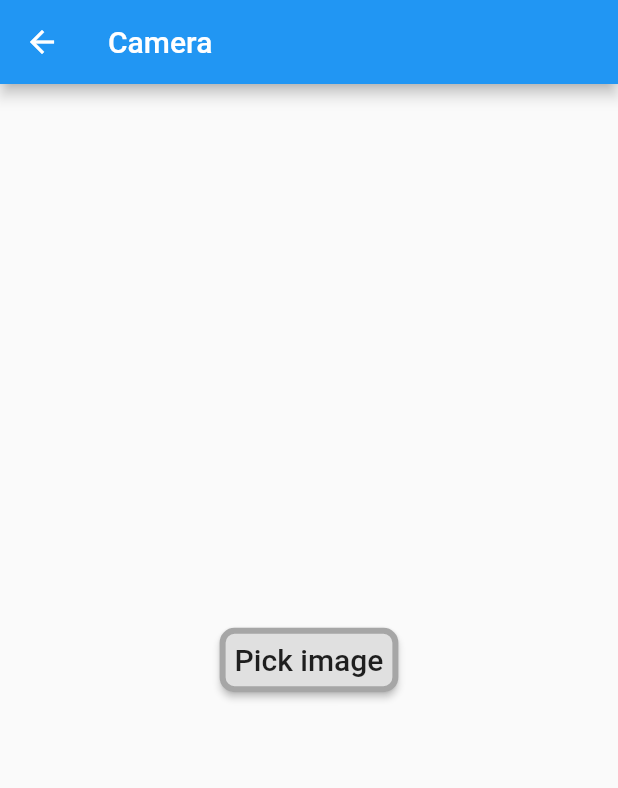
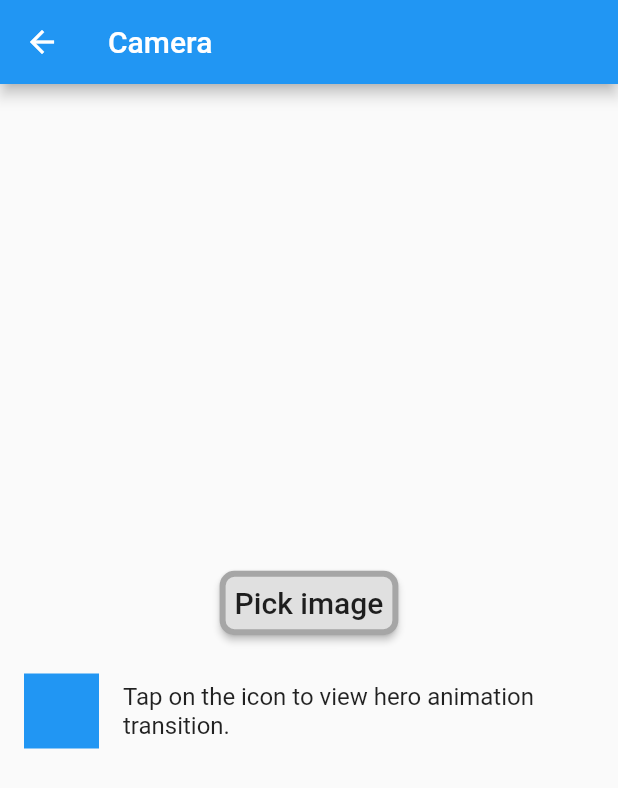
Before and after one commit to EmaGitHub/flutter_first_proj, a Flutter app: the CameraPage screen opened directly, on a phone screen of 412 x 824 dp. Shown: the top 788 px of the screen. Run offline on Flutter 3.47's test engine with Material 2 defaults, Android fonts, the phone set to English and light mode, and no system bars; our stand-ins replace connectivity, flutter_staggered_animations, image_picker, simple_animations, toast.

Commit message:
Custom Page Route for Hero

```diff
--- a/lib/Pages/animations.dart
+++ b/lib/Pages/animations.dart
@@ -8,6 +8,7 @@ class AnimationsPage extends StatefulWidget {
 
 class _AnimationsPageState extends State<AnimationsPage>
     with SingleTickerProviderStateMixin {
+
   AnimationController boxController;
 
   bool _visible = true;
--- a/lib/Pages/camera.dart
+++ b/lib/Pages/camera.dart
@@ -1,5 +1,6 @@
 import 'dart:io';
 
+import 'package:first_proj/transitions/CustomPageRoute.dart';
 import 'package:flutter/material.dart';
 import 'package:image_picker/image_picker.dart';
 
@@ -9,7 +10,25 @@ class CameraPage extends StatefulWidget {
 }
 
 class _CameraPageState extends State<CameraPage> {
+
+
   File _image;
+
+  Widget _blueIconRectangle() {
+    return Container(
+      width: 50,
+      height: 50,
+      color: Colors.blue,
+    );
+  }
+
+  Widget _blueDetailRectangle() {
+    return Container(
+      width: 200,
+      height: 200,
+      color: Colors.blue,
+    );
+  }
 
   @override
   initState() {
@@ -48,7 +67,45 @@ class _CameraPageState extends State<CameraPage> {
                     borderRadius: BorderRadius.circular(10)),
               ),
             ),
+            SizedBox(
+            height: 20.0,
+          ),
+          ListTile(
+            leading: GestureDetector(
+              child: Hero(
+                tag: 'hero-rectangle',
+                child: _blueIconRectangle(),
+              ),
+              onTap: () => _gotoDetailsPage(context),
+            ),
+            title: Text('Tap on the icon to view hero animation transition.'),
+          ),
           ],
         ));
   }
+
+  void _gotoDetailsPage(BuildContext context) {
+    Navigator.of(context).push(
+
+      CustomPageRoute(
+      builder: (ctx) => Scaffold(
+        body: Center(
+          child: Container(
+            margin: EdgeInsets.only(top: 30),
+          child: Column(
+            mainAxisAlignment: MainAxisAlignment.start,
+            children: <Widget>[
+              Hero(
+                tag: 'hero-rectangle',
+                child: _blueDetailRectangle(),
+              ),
+              Text(
+                  'This is where you can see details about the list item tapped at previous page.'),
+            ],
+          ),
+          ),
+        ),
+      ),
+    ));
+  }
 }
--- a/lib/main.dart
+++ b/lib/main.dart
@@ -259,7 +259,7 @@ class _MyHomePageState extends State<HomePage> {
                     margin: EdgeInsets.only(top: 20),
                     child: RaisedButton(
                       child: Text(
-                        'Grid View Animations',
+                        'Grid/List View Animations',
                         style: TextStyle(fontSize: 20),
                       ),
                       onPressed: () {
--- /dev/null
+++ b/lib/transitions/CustomPageRoute.dart
@@ -0,0 +1,110 @@
+// Copyright 2015 The Chromium Authors. All rights reserved.
+// Use of this source code is governed by a BSD-style license that can be
+// found in the LICENSE file.
+
+import 'package:flutter/cupertino.dart';
+import 'package:flutter/material.dart';
+import 'package:flutter/widgets.dart';
+
+/// A modal route that replaces the entire screen with a platform-adaptive
+/// transition.
+///
+/// For Android, the entrance transition for the page slides the page upwards
+/// and fades it in. The exit transition is the same, but in reverse.
+///
+/// The transition is adaptive to the platform and on iOS, the page slides in
+/// from the right and exits in reverse. The page also shifts to the left in
+/// parallax when another page enters to cover it. (These directions are flipped
+/// in environments with a right-to-left reading direction.)
+///
+/// By default, when a modal route is replaced by another, the previous route
+/// remains in memory. To free all the resources when this is not necessary, set
+/// [maintainState] to false.
+///
+/// The `fullscreenDialog` property specifies whether the incoming page is a
+/// fullscreen modal dialog. On iOS, those pages animate from the bottom to the
+/// top rather than horizontally.
+///
+/// The type `T` specifies the return type of the route which can be supplied as
+/// the route is popped from the stack via [Navigator.pop] by providing the
+/// optional `result` argument.
+///
+/// See also:
+///
+///  * [PageTransitionsTheme], which defines the default page transitions used
+///    by [MaterialPageRoute.buildTransitions].
+class CustomPageRoute<T> extends PageRoute<T> {
+  /// Construct a MaterialPageRoute whose contents are defined by [builder].
+  ///
+  /// The values of [builder], [maintainState], and [fullScreenDialog] must not
+  /// be null.
+  CustomPageRoute({
+    @required this.builder,
+    RouteSettings settings,
+    this.maintainState = true,
+    bool fullscreenDialog = false,
+  }) : assert(builder != null),
+       assert(maintainState != null),
+       assert(fullscreenDialog != null),
+       assert(opaque),
+       super(settings: settings, fullscreenDialog: fullscreenDialog);
+
+  /// Builds the primary contents of the route.
+  final WidgetBuilder builder;
+
+  @override
+  final bool maintainState;
+
+  @override
+  Duration get transitionDuration => const Duration(milliseconds: 800);
+
+  @override
+  Color get barrierColor => null;
+
+  @override
+  String get barrierLabel => null;
+
+  @override
+  bool canTransitionFrom(TransitionRoute<dynamic> previousRoute) {
+    return previousRoute is MaterialPageRoute || previousRoute is CupertinoPageRoute;
+  }
+
+  @override
+  bool canTransitionTo(TransitionRoute<dynamic> nextRoute) {
+    // Don't perform outgoing animation if the next route is a fullscreen dialog.
+    return (nextRoute is MaterialPageRoute && !nextRoute.fullscreenDialog)
+        || (nextRoute is CupertinoPageRoute && !nextRoute.fullscreenDialog);
+  }
+
+  @override
+  Widget buildPage(
+    BuildContext context,
+    Animation<double> animation,
+    Animation<double> secondaryAnimation,
+  ) {
+    final Widget result = builder(context);
+    assert(() {
+      if (result == null) {
+        throw FlutterError(
+          'The builder for route "${settings.name}" returned null.\n'
+          'Route builders must never return null.'
+        );
+      }
+      return true;
+    }());
+    return Semantics(
+      scopesRoute: true,
+      explicitChildNodes: true,
+      child: result,
+    );
+  }
+
+  @override
+  Widget buildTransitions(BuildContext context, Animation<double> animation, Animation<double> secondaryAnimation, Widget child) {
+    final PageTransitionsTheme theme = Theme.of(context).pageTransitionsTheme;
+    return theme.buildTransitions<T>(this, context, animation, secondaryAnimation, child);
+  }
+
+  @override
+  String get debugLabel => '${super.debugLabel}(${settings.name})';
+}
```
Also changed, not shown: lib/Objects/CardPlaceholder.dart (+23 -11 lines), lib/Pages/animations_landing.dart (added, +30 -0 lines), lib/Pages/list.dart (+4 -9 lines).
